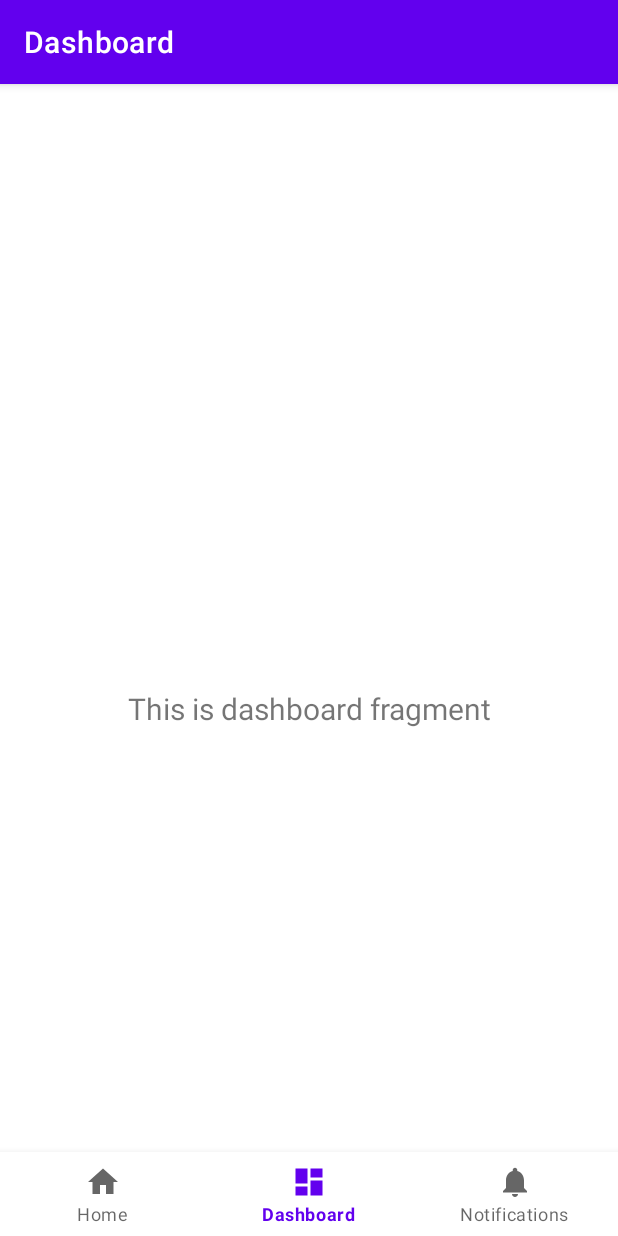
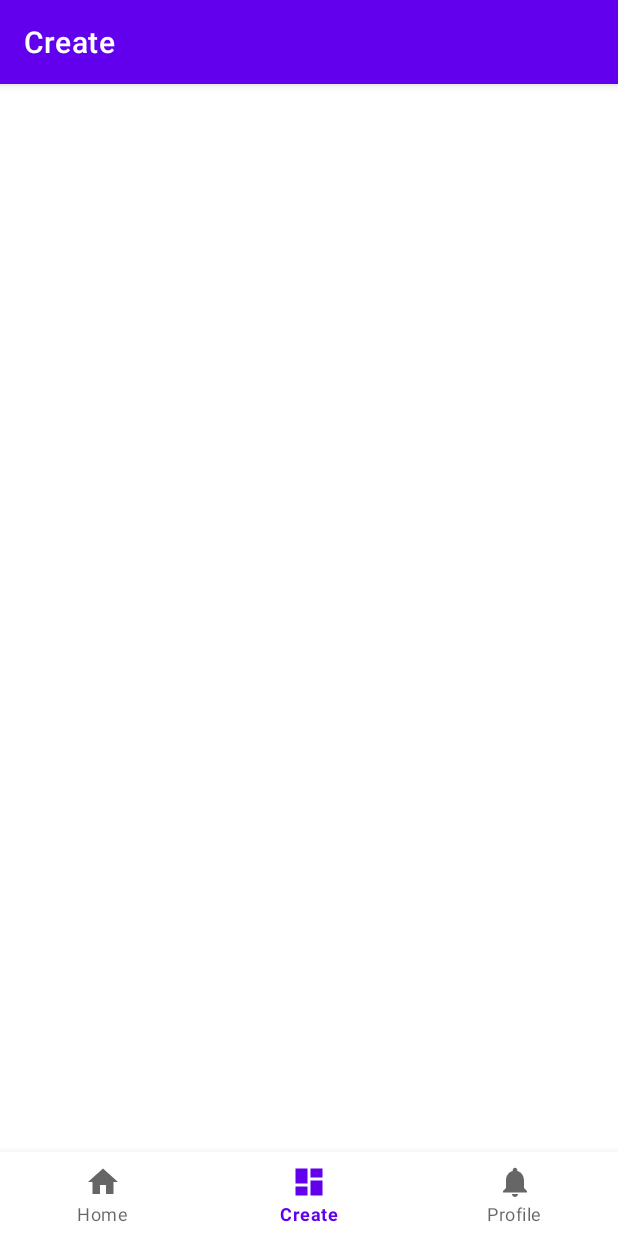
Before and after one commit to nataliebnho/record-setters, an Android app: the HomeFragment screen opened directly, with no data from a screen before it, item 2 of the bottom bar chosen, on a phone screen of 412 x 824 dp. Run offline under Robolectric (Android 15) with nearby library versions, the phone set to English and light mode, and no system bars; our stand-ins replace navigation-ui; libraries missing offline, so code that uses them is left out: com.parse; 3 statements that could not run were skipped.

Commit message:
Home, create, and profile fragments created

```diff
--- a/app/src/main/java/com/example/the_commoners_guinness/MainActivity.java
+++ b/app/src/main/java/com/example/the_commoners_guinness/MainActivity.java
@@ -29,7 +29,7 @@ public class MainActivity extends AppCompatActivity {
         // Passing each menu ID as a set of Ids because each
         // menu should be considered as top level destinations.
         AppBarConfiguration appBarConfiguration = new AppBarConfiguration.Builder(
-                R.id.navigation_home, R.id.navigation_dashboard, R.id.navigation_notifications)
+                R.id.navigation_home, R.id.navigation_create, R.id.navigation_profile)
                 .build();
         NavController navController = Navigation.findNavController(this, R.id.nav_host_fragment_activity_main);
         NavigationUI.setupActionBarWithNavController(this, navController, appBarConfiguration);
--- /dev/null
+++ b/app/src/main/java/com/example/the_commoners_guinness/ui/dashboard/CreateFragment.java
@@ -0,0 +1,36 @@
+package com.example.the_commoners_guinness.ui.dashboard;
+
+import android.os.Bundle;
+import android.view.LayoutInflater;
+import android.view.View;
+import android.view.ViewGroup;
+import android.widget.TextView;
+
+import androidx.annotation.NonNull;
+import androidx.annotation.Nullable;
+import androidx.fragment.app.Fragment;
+import androidx.lifecycle.Observer;
+import androidx.lifecycle.ViewModelProvider;
+
+import com.example.the_commoners_guinness.R;
+import com.example.the_commoners_guinness.databinding.FragmentCreateBinding;
+
+public class CreateFragment extends Fragment {
+
+
+    public CreateFragment() {
+        // Required empty public constructor
+    }
+
+    @Override
+    public void onCreate(Bundle savedInstanceState) {
+        super.onCreate(savedInstanceState);
+
+    }
+
+    public View onCreateView(@NonNull LayoutInflater inflater,
+                             ViewGroup container, Bundle savedInstanceState) {
+        return inflater.inflate(R.layout.fragment_create, container, false);
+
+    }
+}
--- a/app/src/main/java/com/example/the_commoners_guinness/ui/dashboard/DashboardFragment.java
+++ /dev/null
@@ -1,46 +0,0 @@
-package com.example.the_commoners_guinness.ui.dashboard;
-
-import android.os.Bundle;
-import android.view.LayoutInflater;
-import android.view.View;
-import android.view.ViewGroup;
-import android.widget.TextView;
-
-import androidx.annotation.NonNull;
-import androidx.annotation.Nullable;
-import androidx.fragment.app.Fragment;
-import androidx.lifecycle.Observer;
-import androidx.lifecycle.ViewModelProvider;
-
-import com.example.the_commoners_guinness.R;
-import com.example.the_commoners_guinness.databinding.FragmentDashboardBinding;
-
-public class DashboardFragment extends Fragment {
-
-    private DashboardViewModel dashboardViewModel;
-    private FragmentDashboardBinding binding;
-
-    public View onCreateView(@NonNull LayoutInflater inflater,
-                             ViewGroup container, Bundle savedInstanceState) {
-        dashboardViewModel =
-                new ViewModelProvider(this).get(DashboardViewModel.class);
-
-        binding = FragmentDashboardBinding.inflate(inflater, container, false);
-        View root = binding.getRoot();
-
-        final TextView textView = binding.textDashboard;
-        dashboardViewModel.getText().observe(getViewLifecycleOwner(), new Observer<String>() {
-            @Override
-            public void onChanged(@Nullable String s) {
-                textView.setText(s);
-            }
-        });
-        return root;
-    }
-
-    @Override
-    public void onDestroyView() {
-        super.onDestroyView();
-        binding = null;
-    }
-}
--- a/app/src/main/java/com/example/the_commoners_guinness/ui/dashboard/DashboardViewModel.java
+++ /dev/null
@@ -1,19 +0,0 @@
-package com.example.the_commoners_guinness.ui.dashboard;
-
-import androidx.lifecycle.LiveData;
-import androidx.lifecycle.MutableLiveData;
-import androidx.lifecycle.ViewModel;
-
-public class DashboardViewModel extends ViewModel {
-
-    private MutableLiveData<String> mText;
-
-    public DashboardViewModel() {
-        mText = new MutableLiveData<>();
-        mText.setValue("This is dashboard fragment");
-    }
-
-    public LiveData<String> getText() {
-        return mText;
-    }
-}
--- a/app/src/main/java/com/example/the_commoners_guinness/ui/home/HomeFragment.java
+++ b/app/src/main/java/com/example/the_commoners_guinness/ui/home/HomeFragment.java
@@ -23,26 +23,21 @@ import org.jetbrains.annotations.NotNull;
 
 public class HomeFragment extends Fragment {
 
-    private HomeViewModel homeViewModel;
-    private FragmentHomeBinding binding;
     Button btnLogout;
+
+    public HomeFragment() {
+        // Required empty public constructor
+    }
+
+    @Override
+    public void onCreate(Bundle savedInstanceState) {
+        super.onCreate(savedInstanceState);
+
+    }
 
     public View onCreateView(@NonNull LayoutInflater inflater,
                              ViewGroup container, Bundle savedInstanceState) {
-        homeViewModel =
-                new ViewModelProvider(this).get(HomeViewModel.class);
-
-        binding = FragmentHomeBinding.inflate(inflater, container, false);
-        View root = binding.getRoot();
-
-        final TextView textView = binding.textHome;
-        homeViewModel.getText().observe(getViewLifecycleOwner(), new Observer<String>() {
-            @Override
-            public void onChanged(@Nullable String s) {
-                textView.setText(s);
-            }
-        });
-        return root;
+        return inflater.inflate(R.layout.fragment_home, container, false);
     }
 
     @Override
@@ -61,9 +56,4 @@ public class HomeFragment extends Fragment {
         });
     }
 
-    @Override
-    public void onDestroyView() {
-        super.onDestroyView();
-        binding = null;
-    }
 }
--- a/app/src/main/java/com/example/the_commoners_guinness/ui/home/HomeViewModel.java
+++ /dev/null
@@ -1,19 +0,0 @@
-package com.example.the_commoners_guinness.ui.home;
-
-import androidx.lifecycle.LiveData;
-import androidx.lifecycle.MutableLiveData;
-import androidx.lifecycle.ViewModel;
-
-public class HomeViewModel extends ViewModel {
-
-    private MutableLiveData<String> mText;
-
-    public HomeViewModel() {
-        mText = new MutableLiveData<>();
-        mText.setValue("This is home fragment");
-    }
-
-    public LiveData<String> getText() {
-        return mText;
-    }
-}
--- /dev/null
+++ b/app/src/main/res/layout/fragment_create.xml
@@ -0,0 +1,9 @@
+<?xml version="1.0" encoding="utf-8"?>
+<RelativeLayout xmlns:android="http://schemas.android.com/apk/res/android"
+    xmlns:app="http://schemas.android.com/apk/res-auto"
+    xmlns:tools="http://schemas.android.com/tools"
+    android:layout_width="match_parent"
+    android:layout_height="match_parent"
+    tools:context=".ui.dashboard.CreateFragment">
+
+</RelativeLayout>
--- a/app/src/main/res/layout/fragment_dashboard.xml
+++ /dev/null
@@ -1,22 +0,0 @@
-<?xml version="1.0" encoding="utf-8"?>
-<androidx.constraintlayout.widget.ConstraintLayout xmlns:android="http://schemas.android.com/apk/res/android"
-    xmlns:app="http://schemas.android.com/apk/res-auto"
-    xmlns:tools="http://schemas.android.com/tools"
-    android:layout_width="match_parent"
-    android:layout_height="match_parent"
-    tools:context=".ui.dashboard.DashboardFragment">
-
-    <TextView
-        android:id="@+id/text_dashboard"
-        android:layout_width="match_parent"
-        android:layout_height="wrap_content"
-        android:layout_marginStart="8dp"
-        android:layout_marginTop="8dp"
-        android:layout_marginEnd="8dp"
-        android:textAlignment="center"
-        android:textSize="20sp"
-        app:layout_constraintBottom_toBottomOf="parent"
-        app:layout_constraintEnd_toEndOf="parent"
-        app:layout_constraintStart_toStartOf="parent"
-        app:layout_constraintTop_toTopOf="parent" />
-</androidx.constraintlayout.widget.ConstraintLayout>
--- a/app/src/main/res/menu/bottom_nav_menu.xml
+++ b/app/src/main/res/menu/bottom_nav_menu.xml
@@ -7,13 +7,13 @@
         android:title="@string/title_home" />
 
     <item
-        android:id="@+id/navigation_dashboard"
+        android:id="@+id/navigation_create"
         android:icon="@drawable/ic_dashboard_black_24dp"
-        android:title="@string/title_dashboard" />
+        android:title="@string/title_create" />
 
     <item
-        android:id="@+id/navigation_notifications"
+        android:id="@+id/navigation_profile"
         android:icon="@drawable/ic_notifications_black_24dp"
-        android:title="@string/title_notifications" />
+        android:title="@string/title_profile" />
 
 </menu>
--- a/app/src/main/res/navigation/mobile_navigation.xml
+++ b/app/src/main/res/navigation/mobile_navigation.xml
@@ -12,14 +12,14 @@
         tools:layout="@layout/fragment_home" />
 
     <fragment
-        android:id="@+id/navigation_dashboard"
-        android:name="com.example.the_commoners_guinness.ui.dashboard.DashboardFragment"
-        android:label="@string/title_dashboard"
-        tools:layout="@layout/fragment_dashboard" />
+        android:id="@+id/navigation_create"
+        android:name="com.example.the_commoners_guinness.ui.dashboard.CreateFragment"
+        android:label="@string/title_create"
+        tools:layout="@layout/fragment_create" />
 
     <fragment
-        android:id="@+id/navigation_notifications"
-        android:name="com.example.the_commoners_guinness.ui.notifications.NotificationsFragment"
-        android:label="@string/title_notifications"
-        tools:layout="@layout/fragment_notifications" />
+        android:id="@+id/navigation_profile"
+        android:name="com.example.the_commoners_guinness.ui.notifications.ProfileFragment"
+        android:label="@string/title_profile"
+        tools:layout="@layout/fragment_profile" />
 </navigation>
--- a/app/src/main/res/values/strings.xml
+++ b/app/src/main/res/values/strings.xml
@@ -1,8 +1,8 @@
 <resources>
     <string name="app_name">the-commoners-guinness</string>
     <string name="title_home">Home</string>
-    <string name="title_dashboard">Dashboard</string>
-    <string name="title_notifications">Notifications</string>
+    <string name="title_create">Create</string>
+    <string name="title_profile">Profile</string>
 
     <string name="back4app_server_url">https://parseapi.back4app.com/</string>
     <string name="back4app_app_id">AsyBxuhEK0w8xAcDzFc6CvnyDgO6dwrp7VH2TSeo</string>
```
Also changed, not shown: app/src/main/java/com/example/the_commoners_guinness/ui/notifications/NotificationsFragment.java (deleted, +0 -46 lines), app/src/main/java/com/example/the_commoners_guinness/ui/notifications/NotificationsViewModel.java (deleted, +0 -19 lines), app/src/main/java/com/example/the_commoners_guinness/ui/notifications/ProfileFragment.java (added, +35 -0 lines), app/src/main/res/layout/fragment_notifications.xml (deleted, +0 -22 lines), app/src/main/res/layout/fragment_profile.xml (added, +8 -0 lines).
